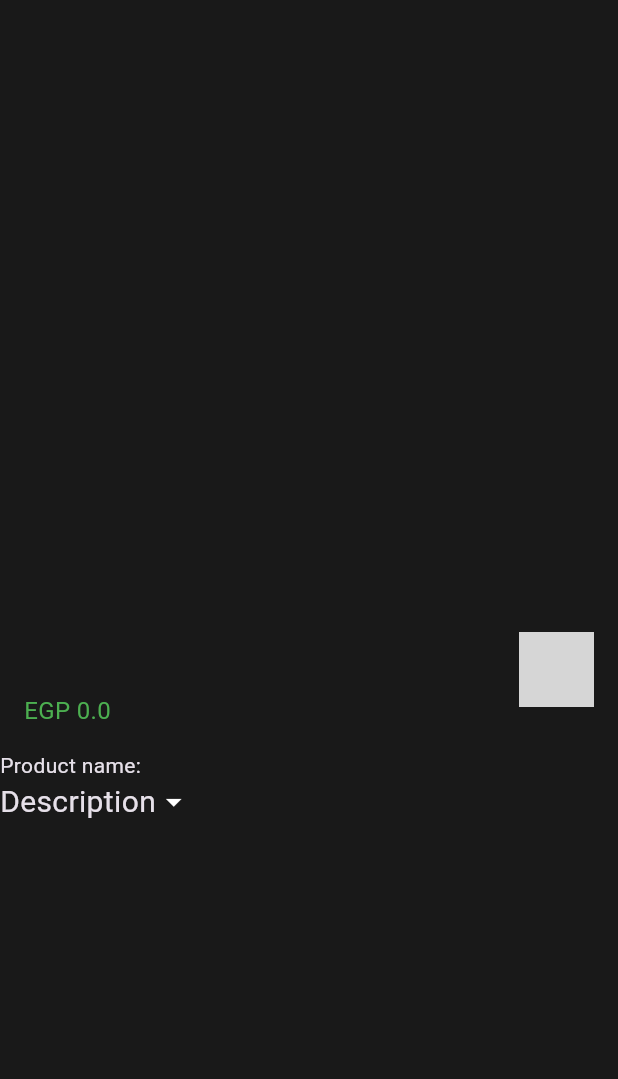
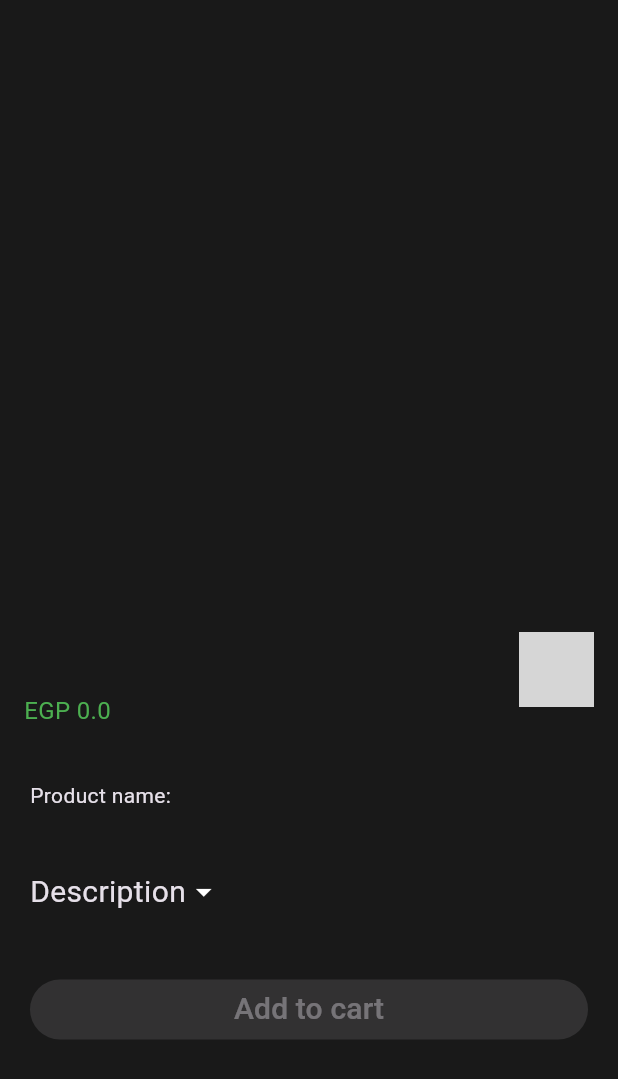
Before and after one commit to amrsamirtawfik/slash-task, a Flutter app: the ProductDetailsWidget widget shown alone on an empty page, opened directly with empty values, on a phone screen of 412 x 824 dp. Shown: the top 1079 px of the screen. Run offline on Flutter 3.47's test engine with Material 3 defaults, Android fonts, the phone set to English and light mode, and no system bars; drawn by our look-alikes of carousel_slider; our stand-ins replace bloc, flutter_bloc, smooth_page_indicator; network calls fail; Roboto replaces fonts that are missing (Cairo-Medium, CairoMedium); grey boxes are pictures that could not be loaded.

Commit message:
a stable version commit

```diff
--- a/lib/ReusableWidgets/ProductDetailsWidget.dart
+++ b/lib/ReusableWidgets/ProductDetailsWidget.dart
@@ -34,10 +34,25 @@ class _ProductDetailsWidgetState extends State<ProductDetailsWidget> {
           currentVariationId: widget.product.productDetailsObject!.variation_id,
           product_id: widget.product.id,
         ),
-        Text('Product name: ${widget.product.id}'),
-        ProductDescriptionDropDown(
-          description: widget.product.productDetailsObject!.description,
+        Padding(
+          padding: const EdgeInsets.all(20.0),
+          child: Text('Product name: ${widget.product.id}'),
         ),
+        Padding(
+          padding: const EdgeInsets.all(20.0),
+          child: ProductDescriptionDropDown(
+            description: widget.product.productDetailsObject!.description,
+          ),
+        ),
+        Padding(
+            padding: const EdgeInsets.all(20.0),
+            child: ElevatedButton(
+                onPressed:
+                    widget.product.productDetailsObject!.in_stock ? (){} : null,
+                child: Text(
+                  'Add to cart',
+                  style: TextStyle(fontFamily: 'Cairo-Medium', fontSize: 20),
+                )))
       ],
     );
   }
```
Also changed, not shown: lib/Bloc/ProductsBloc.dart (+42 -2 lines), lib/ReusableWidgets/ProductOptionsNavigator.dart (+15 -9 lines).
